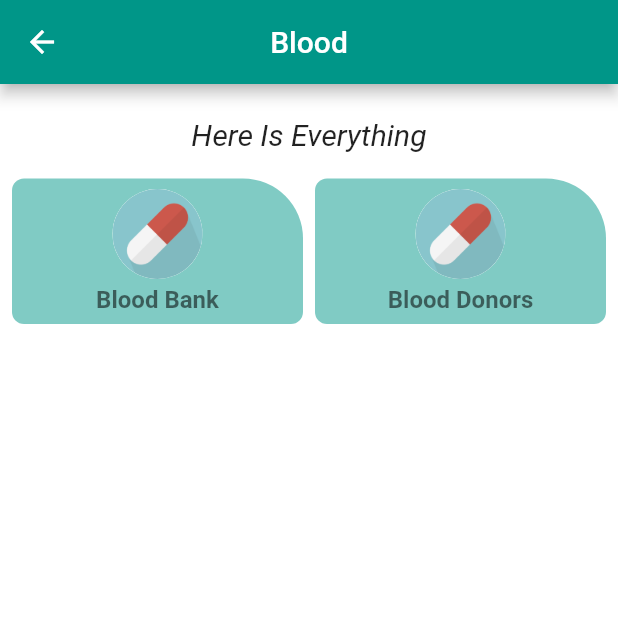
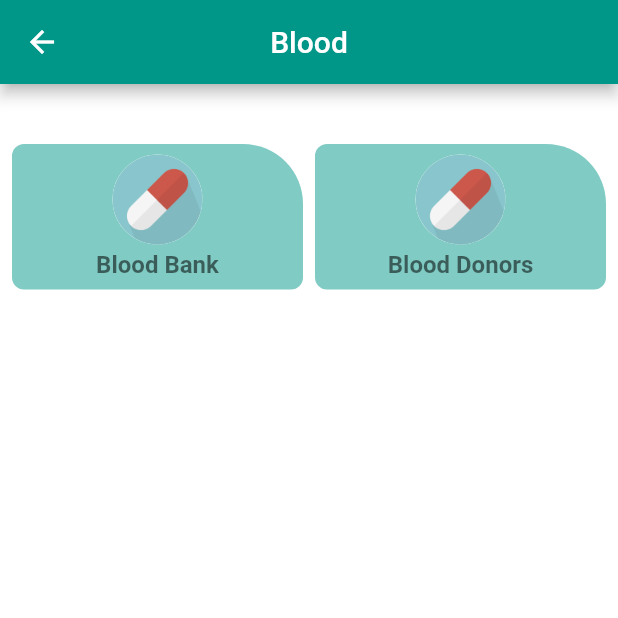
Before and after one commit to fatima-tuz-zhohra/Medical-Support-Finder, a Flutter app: the BloodMainScreen screen opened directly, on a phone screen of 412 x 824 dp, the top half of it. Run offline on Flutter 3.47's test engine with Material 2 defaults, Android fonts, the phone set to English and light mode, and no system bars; our stand-ins replace bloc, cloud_firestore, firebase_auth, firebase_core, flutter_bloc, flutter_signin_button and 2 more; accounts and stored records are empty; Roboto replaces fonts that are missing (Italy, Poppins).

Commit message:
fixed some issues

```diff
--- a/lib/home/category/blood/blood_main_screen.dart
+++ b/lib/home/category/blood/blood_main_screen.dart
@@ -29,14 +29,14 @@ class _BloodMainScreenState extends State<BloodMainScreen> {
             ),
             Padding(
               padding: EdgeInsets.fromLTRB(10, 10, 10, 10),
-              child: Text(
-                'Here Is Everything',
+              /*child: Text(
+                'Here Is Your Needable item',
                 textAlign: TextAlign.center,
                 style: TextStyle(
                     fontStyle: FontStyle.italic,
                     fontFamily: 'Poppins',
                     fontSize: 20),
-              ),
+              ),*/
             ),
             Expanded(
                 child: Padding(
--- a/lib/home/home_navigation/homepage.dart
+++ b/lib/home/home_navigation/homepage.dart
@@ -36,7 +36,7 @@ class _HomePageState extends State<HomePage> {
               children: [
                 SizedBox(height: 12),
                 Text(
-                  'Home',
+                  'Category',
                   style: Theme.of(context).textTheme.headline6?.copyWith(fontWeight: FontWeight.bold),
                 ),
                 SizedBox(height: 12),
--- a/lib/widgets/horizontal_hospital_listView.dart
+++ b/lib/widgets/horizontal_hospital_listView.dart
@@ -81,7 +81,7 @@ class HorizontalHospitalListView extends StatelessWidget {
               title: Text('${hospitals[index].name}'),
               subtitle: Text('${hospitals[index].address}\n'
                   '\n${hospitals[index].type}'
-                  '\n\n${hospitals[index].distance?.toStringAsFixed(2)} KM.'),
+                  '\n\n${hospitals[index].distance?.toStringAsFixed(2)} KM Faraway.'),
               trailing: Column(
                 mainAxisAlignment: MainAxisAlignment.spaceBetween,
                 mainAxisSize: MainAxisSize.max,
```
Also changed, not shown: lib/home/home_navigation/chat.dart (+13 -1 lines).
